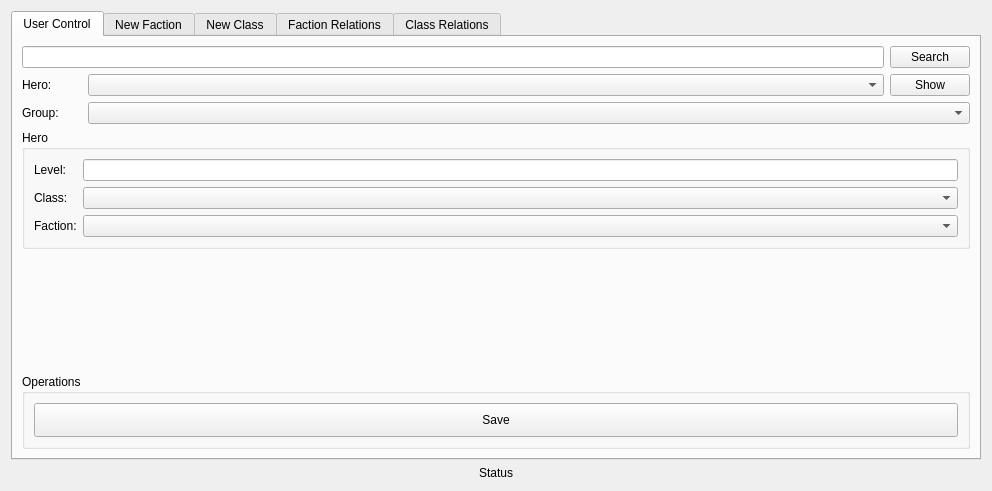
Qt form admincontrolform.ui (SpaceWind/battle_progress_client) before a commit.
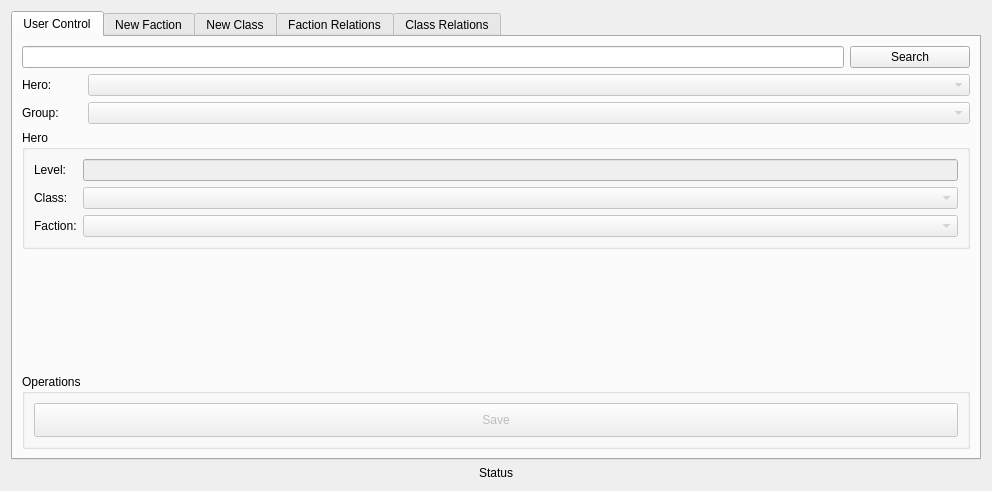
The same form after that commit. The open tabs and pages were chosen to show the change.

Commit message: /admin/heroes/request implemented on client @ adminForm

```diff
--- a/admincontrolform.ui
+++ b/admincontrolform.ui
@@ -19,7 +19,7 @@
      <item>
       <widget class="QTabWidget" name="tabWidget">
        <property name="currentIndex">
-        <number>1</number>
+        <number>0</number>
        </property>
        <widget class="QWidget" name="tab">
         <property name="sizePolicy">
@@ -64,37 +64,20 @@
            </item>
            <item row="0" column="2">
             <widget class="QPushButton" name="pushButton">
-             <property name="text">
-              <string>Search</string>
-             </property>
-            </widget>
-           </item>
-           <item row="1" column="2">
-            <widget class="QPushButton" name="pushButton_2">
-             <property name="maximumSize">
+             <property name="minimumSize">
               <size>
                <width>80</width>
+               <height>0</height>
+              </size>
+             </property>
+             <property name="maximumSize">
+              <size>
+               <width>120</width>
                <height>16777215</height>
               </size>
              </property>
              <property name="text">
-              <string>Show</string>
-             </property>
-            </widget>
-           </item>
-           <item row="1" column="1">
-            <widget class="QComboBox" name="comboBox">
-             <property name="sizePolicy">
-              <sizepolicy hsizetype="Minimum" vsizetype="Fixed">
-               <horstretch>0</horstretch>
-               <verstretch>0</verstretch>
-              </sizepolicy>
-             </property>
-             <property name="minimumSize">
-              <size>
-               <width>200</width>
-               <height>0</height>
-              </size>
+              <string>Search</string>
              </property>
             </widget>
            </item>
@@ -106,7 +89,30 @@
             </widget>
            </item>
            <item row="2" column="1" colspan="2">
-            <widget class="QComboBox" name="comboBox_2"/>
+            <widget class="QComboBox" name="groups_combobox">
+             <property name="enabled">
+              <bool>false</bool>
+             </property>
+            </widget>
+           </item>
+           <item row="1" column="1" colspan="2">
+            <widget class="QComboBox" name="found_heroes">
+             <property name="enabled">
+              <bool>false</bool>
+             </property>
+             <property name="sizePolicy">
+              <sizepolicy hsizetype="Minimum" vsizetype="Fixed">
+               <horstretch>0</horstretch>
+               <verstretch>0</verstretch>
+              </sizepolicy>
+             </property>
+             <property name="minimumSize">
+              <size>
+               <width>200</width>
+               <height>0</height>
+              </size>
+             </property>
+            </widget>
            </item>
           </layout>
          </item>
@@ -139,7 +145,11 @@
                </widget>
               </item>
               <item row="2" column="1">
-               <widget class="QComboBox" name="comboBox_3"/>
+               <widget class="QComboBox" name="class_combobox">
+                <property name="enabled">
+                 <bool>false</bool>
+                </property>
+               </widget>
               </item>
               <item row="3" column="0">
                <widget class="QLabel" name="label_4">
@@ -149,10 +159,18 @@
                </widget>
               </item>
               <item row="1" column="1">
-               <widget class="QLineEdit" name="lineEdit_2"/>
+               <widget class="QLineEdit" name="level_label">
+                <property name="enabled">
+                 <bool>false</bool>
+                </property>
+               </widget>
               </item>
               <item row="3" column="1">
-               <widget class="QComboBox" name="comboBox_4"/>
+               <widget class="QComboBox" name="faction_combobox">
+                <property name="enabled">
+                 <bool>false</bool>
+                </property>
+               </widget>
               </item>
              </layout>
             </item>
@@ -192,6 +210,9 @@
            <layout class="QHBoxLayout" name="horizontalLayout_2">
             <item>
              <widget class="QPushButton" name="pushButton_3">
+              <property name="enabled">
+               <bool>false</bool>
+              </property>
               <property name="sizePolicy">
                <sizepolicy hsizetype="Minimum" vsizetype="Expanding">
                 <horstretch>0</horstretch>
@@ -453,6 +474,9 @@
          <string>Faction Relations</string>
         </attribute>
         <layout class="QVBoxLayout" name="verticalLayout_4">
+         <item>
+          <widget class="QTableWidget" name="tableWidget"/>
+         </item>
          <item>
           <spacer name="verticalSpacer_4">
            <property name="orientation">
@@ -526,6 +550,9 @@
          <string>Class Relations</string>
         </attribute>
         <layout class="QVBoxLayout" name="verticalLayout_5">
+         <item>
+          <widget class="QTableWidget" name="tableWidget_2"/>
+         </item>
          <item>
           <spacer name="verticalSpacer_5">
            <property name="orientation">
```
The commit also changes 12 other files.
